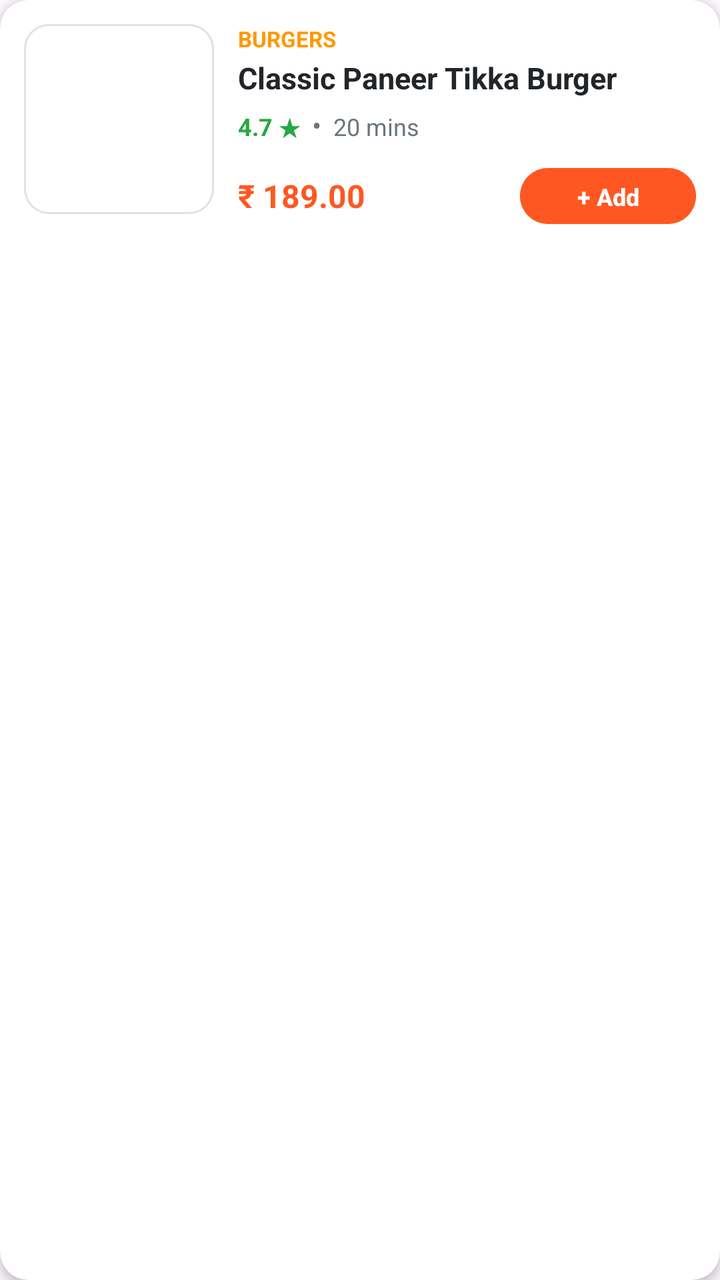
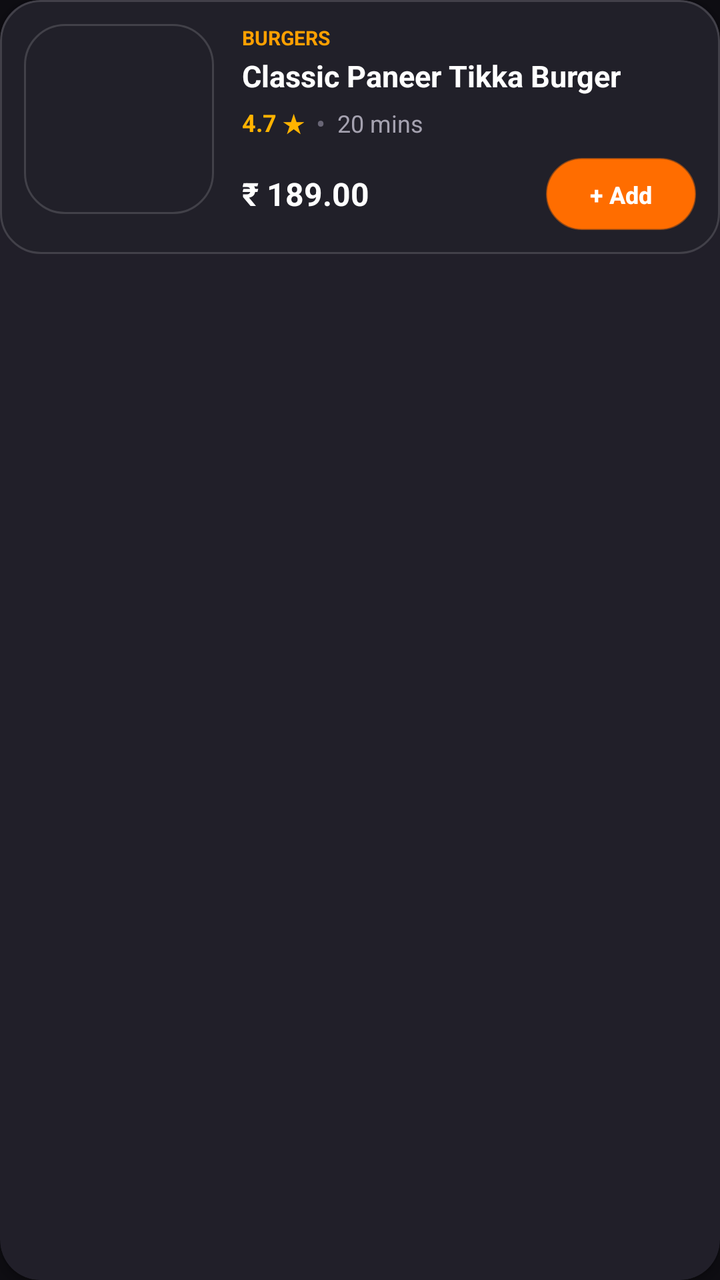

Compare the two renders of this Android layout. The source of the first and the diff that turns it into the second are given below.
<!-- AndroidManifest.xml: application theme Theme.FoodieHub -->
<!-- res/layout/item_food_card.xml -->
<?xml version="1.0" encoding="utf-8"?>
<androidx.cardview.widget.CardView xmlns:android="http://schemas.android.com/apk/res/android"
    xmlns:app="http://schemas.android.com/apk/res-auto"
    android:layout_width="match_parent"
    android:layout_height="wrap_content"
    android:layout_marginHorizontal="12dp"
    android:layout_marginVertical="6dp"
    app:cardCornerRadius="14dp"
    app:cardElevation="3dp">

    <LinearLayout
        android:layout_width="match_parent"
        android:layout_height="wrap_content"
        android:orientation="horizontal"
        android:padding="12dp">

        <ImageView
            android:id="@+id/imgFoodItem"
            android:layout_width="95dp"
            android:layout_height="95dp"
            android:scaleType="centerCrop"
            android:background="@drawable/bg_rounded_card" />

        <LinearLayout
            android:layout_width="0dp"
            android:layout_height="wrap_content"
            android:layout_weight="1"
            android:layout_marginStart="12dp"
            android:orientation="vertical">

            <TextView
                android:id="@+id/txtFoodCategory"
                android:layout_width="wrap_content"
                android:layout_height="wrap_content"
                android:text="BURGERS"
                android:textColor="@color/accent"
                android:textSize="11sp"
                android:textStyle="bold" />

            <TextView
                android:id="@+id/txtFoodName"
                android:layout_width="wrap_content"
                android:layout_height="wrap_content"
                android:layout_marginTop="2dp"
                android:text="Classic Paneer Tikka Burger"
                android:textColor="@color/text_primary"
                android:textSize="15sp"
                android:textStyle="bold" />

            <LinearLayout
                android:layout_width="wrap_content"
                android:layout_height="wrap_content"
                android:layout_marginTop="4dp"
                android:orientation="horizontal">

                <TextView
                    android:id="@+id/txtFoodRating"
                    android:layout_width="wrap_content"
                    android:layout_height="wrap_content"
                    android:text="4.7 ★"
                    android:textColor="#28A745"
                    android:textSize="12sp"
                    android:textStyle="bold" />

                <TextView
                    android:layout_width="wrap_content"
                    android:layout_height="wrap_content"
                    android:layout_marginHorizontal="6dp"
                    android:text="•"
                    android:textColor="@color/text_secondary" />

                <TextView
                    android:id="@+id/txtFoodPrepTime"
                    android:layout_width="wrap_content"
                    android:layout_height="wrap_content"
                    android:text="20 mins"
                    android:textColor="@color/text_secondary"
                    android:textSize="12sp" />
            </LinearLayout>

            <LinearLayout
                android:layout_width="match_parent"
                android:layout_height="wrap_content"
                android:layout_marginTop="8dp"
                android:gravity="center_vertical"
                android:orientation="horizontal">

                <TextView
                    android:id="@+id/txtFoodPrice"
                    android:layout_width="0dp"
                    android:layout_height="wrap_content"
                    android:layout_weight="1"
                    android:text="₹ 189.00"
                    android:textColor="@color/primary"
                    android:textSize="16sp"
                    android:textStyle="bold" />

                <Button
                    android:id="@+id/btnQuickAddToCart"
                    android:layout_width="wrap_content"
                    android:layout_height="36dp"
                    android:backgroundTint="@color/primary"
                    android:text="+ Add"
                    android:textColor="@color/white"
                    android:textSize="12sp"
                    android:textStyle="bold" />
            </LinearLayout>

        </LinearLayout>

    </LinearLayout>

</androidx.cardview.widget.CardView>
<!-- resources referenced by this layout -->
<resources>
  <color name="accent">#FF9800</color>
  <color name="primary">#FF5722</color>
  <color name="text_primary">#212529</color>
  <color name="text_secondary">#6C757D</color>
  <color name="white">#FFFFFF</color>
  <!-- drawable bg_rounded_card (drawable) -->
  <?xml version="1.0" encoding="utf-8"?>
  <shape xmlns:android="http://schemas.android.com/apk/res/android"
      android:shape="rectangle">
      <solid android:color="@color/card_background" />
      <corners android:radius="12dp" />
      <stroke android:width="1dp" android:color="@color/divider" />
  </shape>
  <style name="Theme.FoodieHub" parent="Theme.Material3.DayNight.NoActionBar">
          <item name="colorPrimary">@color/primary</item>
          <item name="colorPrimaryVariant">@color/primary_dark</item>
          <item name="colorSecondary">@color/accent</item>
          <item name="android:statusBarColor">@color/primary_dark</item>
          <item name="android:windowLightStatusBar">false</item>
          <item name="windowActionBar">false</item>
          <item name="windowNoTitle">true</item>
      </style>
  <color name="card_background">#FFFFFF</color>
  <color name="divider">#DEE2E6</color>
  <color name="primary_dark">#E64A19</color>
</resources>

<!-- the commit's change to res/layout/item_food_card.xml (unified diff, before → after) -->
@@ -3,14 +3,16 @@
     xmlns:app="http://schemas.android.com/apk/res-auto"
     android:layout_width="match_parent"
     android:layout_height="wrap_content"
-    android:layout_marginHorizontal="12dp"
+    android:layout_marginHorizontal="16dp"
     android:layout_marginVertical="6dp"
-    app:cardCornerRadius="14dp"
+    app:cardBackgroundColor="#211F29"
+    app:cardCornerRadius="20dp"
     app:cardElevation="3dp">
 
     <LinearLayout
         android:layout_width="match_parent"
         android:layout_height="wrap_content"
+        android:background="@drawable/bg_glass_card"
         android:orientation="horizontal"
         android:padding="12dp">
 
@@ -19,13 +21,13 @@
             android:layout_width="95dp"
             android:layout_height="95dp"
             android:scaleType="centerCrop"
-            android:background="@drawable/bg_rounded_card" />
+            android:background="@drawable/bg_glass_card" />
 
         <LinearLayout
             android:layout_width="0dp"
             android:layout_height="wrap_content"
             android:layout_weight="1"
-            android:layout_marginStart="12dp"
+            android:layout_marginStart="14dp"
             android:orientation="vertical">
 
             <TextView
@@ -34,7 +36,7 @@
                 android:layout_height="wrap_content"
                 android:text="BURGERS"
                 android:textColor="@color/accent"
-                android:textSize="11sp"
+                android:textSize="10sp"
                 android:textStyle="bold" />
 
             <TextView
@@ -43,7 +45,7 @@
                 android:layout_height="wrap_content"
                 android:layout_marginTop="2dp"
                 android:text="Classic Paneer Tikka Burger"
-                android:textColor="@color/text_primary"
+                android:textColor="@color/text_white"
                 android:textSize="15sp"
                 android:textStyle="bold" />
 
@@ -51,6 +53,7 @@
                 android:layout_width="wrap_content"
                 android:layout_height="wrap_content"
                 android:layout_marginTop="4dp"
+                android:gravity="center_vertical"
                 android:orientation="horizontal">
 
                 <TextView
@@ -58,7 +61,7 @@
                     android:layout_width="wrap_content"
                     android:layout_height="wrap_content"
                     android:text="4.7 ★"
-                    android:textColor="#28A745"
+                    android:textColor="@color/rating_gold"
                     android:textSize="12sp"
                     android:textStyle="bold" />
 
@@ -67,7 +70,7 @@
                     android:layout_height="wrap_content"
                     android:layout_marginHorizontal="6dp"
                     android:text="•"
-                    android:textColor="@color/text_secondary" />
+                    android:textColor="@color/text_muted" />
 
                 <TextView
                     android:id="@+id/txtFoodPrepTime"
@@ -91,7 +94,7 @@
                     android:layout_height="wrap_content"
                     android:layout_weight="1"
                     android:text="₹ 189.00"
-                    android:textColor="@color/primary"
+                    android:textColor="@color/text_white"
                     android:textSize="16sp"
                     android:textStyle="bold" />
 
@@ -99,8 +102,11 @@
                     android:id="@+id/btnQuickAddToCart"
                     android:layout_width="wrap_content"
                     android:layout_height="36dp"
-                    android:backgroundTint="@color/primary"
+                    android:background="@drawable/bg_glass_card_selected"
+                    android:minWidth="75dp"
+                    android:paddingHorizontal="14dp"
                     android:text="+ Add"
+                    android:textAllCaps="false"
                     android:textColor="@color/white"
                     android:textSize="12sp"
                     android:textStyle="bold" />
<!-- resource entries referenced after the edit -->
@@ -1,29 +1,47 @@
 <!-- resources referenced by this layout -->
 <resources>
-  <color name="accent">#FF9800</color>
-  <color name="primary">#FF5722</color>
-  <color name="text_primary">#212529</color>
-  <color name="text_secondary">#6C757D</color>
+  <color name="accent">#FFA000</color>
+  <color name="rating_gold">#FFB300</color>
+  <color name="text_muted">#686575</color>
+  <color name="primary">#FF6D00</color>
+  <color name="text_secondary">#A5A2B0</color>
+  <color name="text_white">#FFFFFF</color>
   <color name="white">#FFFFFF</color>
-  <!-- drawable bg_rounded_card (drawable) -->
+  <!-- drawable bg_glass_card (drawable) -->
   <?xml version="1.0" encoding="utf-8"?>
   <shape xmlns:android="http://schemas.android.com/apk/res/android"
       android:shape="rectangle">
-      <solid android:color="@color/card_background" />
-      <corners android:radius="12dp" />
-      <stroke android:width="1dp" android:color="@color/divider" />
+      <solid android:color="#D922202A" />
+      <corners android:radius="20dp" />
+      <stroke
+          android:width="1dp"
+          android:color="#26FFFFFF" />
+  </shape>
+  <!-- drawable bg_glass_card_selected (drawable) -->
+  <?xml version="1.0" encoding="utf-8"?>
+  <shape xmlns:android="http://schemas.android.com/apk/res/android"
+      android:shape="rectangle">
+      <gradient
+          android:type="linear"
+          android:angle="135"
+          android:startColor="#FFA000"
+          android:endColor="#FF5722" />
+      <corners android:radius="18dp" />
+      <stroke
+          android:width="1dp"
+          android:color="#80FFE082" />
   </shape>
   <style name="Theme.FoodieHub" parent="Theme.Material3.DayNight.NoActionBar">
           <item name="colorPrimary">@color/primary</item>
           <item name="colorPrimaryVariant">@color/primary_dark</item>
           <item name="colorSecondary">@color/accent</item>
-          <item name="android:statusBarColor">@color/primary_dark</item>
+          <item name="android:statusBarColor">#0E0D12</item>
+          <item name="android:navigationBarColor">#0E0D12</item>
+          <item name="android:windowBackground">#0E0D12</item>
           <item name="android:windowLightStatusBar">false</item>
           <item name="windowActionBar">false</item>
           <item name="windowNoTitle">true</item>
       </style>
-  <color name="card_background">#FFFFFF</color>
-  <color name="divider">#DEE2E6</color>
-  <color name="primary_dark">#E64A19</color>
+  <color name="primary_dark">#E65100</color>
 </resources>
 
